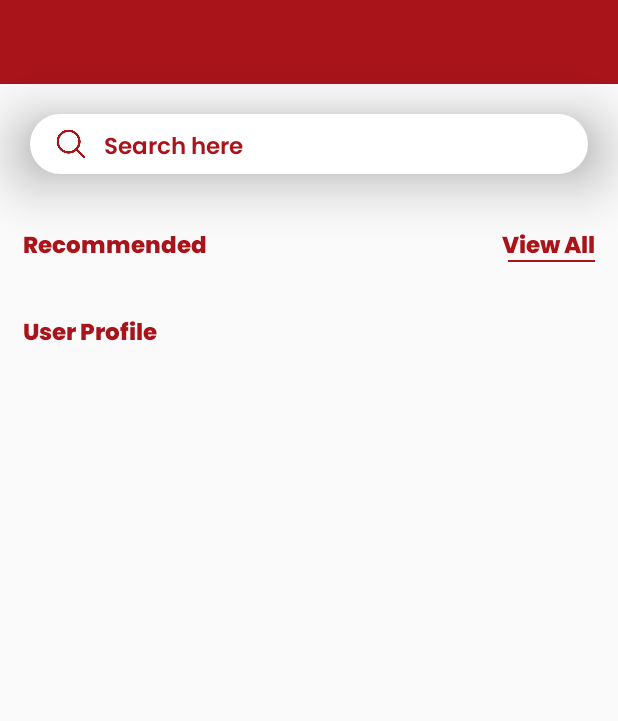
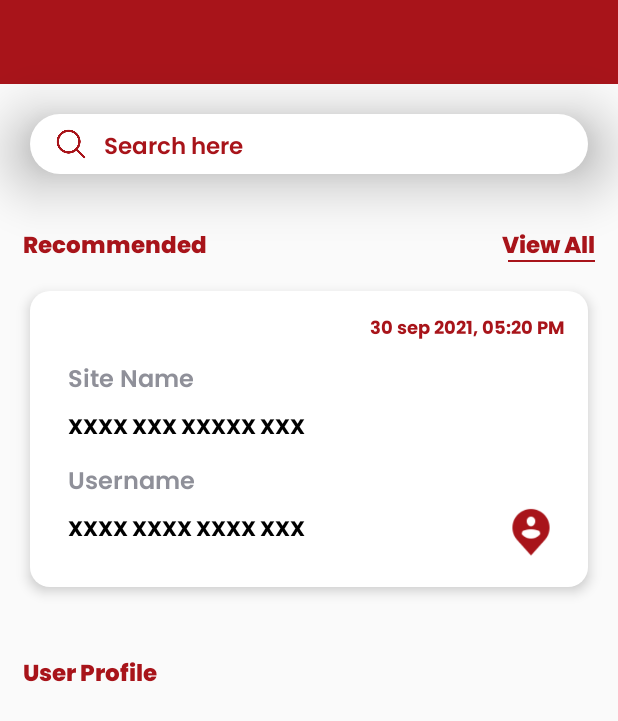
Before and after one commit to Scurra96/gk-application, an Android app: the AdminHomeActivity screen opened directly, with no data from a screen before it, on a phone screen of 412 x 824 dp. Shown: the top 721 px of the screen. Run offline under Robolectric (Android 15) with nearby library versions, the phone set to English and light mode, and no system bars; our stand-ins replace Firebase (no records; nobody signed in at launch, a user with empty details on screens opened directly); 4 statements that could not run were skipped.

Commit message:
GN added new commit

```diff
--- a/app/build.gradle
+++ b/app/build.gradle
@@ -20,7 +20,7 @@ android {
     buildTypes {
         release {
             minifyEnabled false
-            proguardFiles getDefaultProguardFile('proguard-android-optimize.txt'), 'proguard-rules.pro'
+//            proguardFiles getDefaultProguardFile('proguard-android-optimize.txt'), 'proguard-rules.pro'
         }
     }
     compileOptions {
@@ -43,6 +43,7 @@ dependencies {
     implementation 'androidx.navigation:navigation-ui:2.3.0'
     implementation 'androidx.legacy:legacy-support-v4:1.0.0'
     implementation 'com.google.firebase:firebase-database:20.0.2'
+
     testImplementation 'junit:junit:4.+'
     androidTestImplementation 'androidx.test.ext:junit:1.1.3'
     androidTestImplementation 'androidx.test.espresso:espresso-core:3.4.0'
--- /dev/null
+++ b/app/src/main/java/com/example/gk/adapter/SiteLocationAdapter.java
@@ -0,0 +1,60 @@
+package com.example.gk.adapter;
+
+import android.content.Context;
+import android.view.LayoutInflater;
+import android.view.View;
+import android.view.ViewGroup;
+import android.widget.TextView;
+
+import androidx.annotation.NonNull;
+import androidx.recyclerview.widget.RecyclerView;
+
+import com.example.gk.R;
+import com.example.gk.admin.AdminHomeActivity;
+import com.example.gk.model.SiteLocationModel;
+import com.example.gk.model.SiteModel;
+
+import java.util.ArrayList;
+
+public class SiteLocationAdapter extends RecyclerView.Adapter<SiteLocationAdapter.MyViewHolder> {
+
+    Context context;
+    ArrayList<SiteModel> siteModels;
+
+    public SiteLocationAdapter(Context context, ArrayList<SiteModel> siteModels) {
+        this.context = context;
+        this.siteModels = siteModels;
+    }
+
+    @NonNull
+    @Override
+    public MyViewHolder onCreateViewHolder(@NonNull ViewGroup parent, int viewType) {
+        View v = LayoutInflater.from(context).inflate(R.layout.layout_card_site_location,
+                parent,false);
+        return new MyViewHolder(v);
+    }
+
+    @Override
+    public void onBindViewHolder(@NonNull MyViewHolder holder, int position) {
+        SiteModel siteModel = siteModels.get(position);
+        holder.textView_dateAndTime.setText(siteModel.getDateAndTime());
+        holder.textView_siteLocation.setText(siteModel.getSiteLocation());
+        holder.textView_username.setText(siteModel.getUsername());
+
+    }
+
+    @Override
+    public int getItemCount() {
+        return 3;
+    }
+
+    public class MyViewHolder extends RecyclerView.ViewHolder {
+        TextView textView_dateAndTime,textView_siteLocation,textView_username;
+        public MyViewHolder(@NonNull View itemView) {
+            super(itemView);
+            textView_dateAndTime = itemView.findViewById(R.id.textView_dateAndTime);
+            textView_siteLocation = itemView.findViewById(R.id.textView_siteLocation);
+            textView_username = itemView.findViewById(R.id.textView_username);
+        }
+    }
+}
--- /dev/null
+++ b/app/src/main/java/com/example/gk/adapter/UserProfileAdapter.java
@@ -0,0 +1,59 @@
+package com.example.gk.adapter;
+
+import android.content.Context;
+import android.view.LayoutInflater;
+import android.view.View;
+import android.view.ViewGroup;
+import android.widget.TextView;
+
+import androidx.annotation.NonNull;
+import androidx.recyclerview.widget.RecyclerView;
+
+import com.example.gk.R;
+import com.example.gk.model.RegisteredModel;
+import com.example.gk.model.SiteModel;
+
+import java.util.ArrayList;
+
+public class UserProfileAdapter extends RecyclerView.Adapter<UserProfileAdapter.MyViewHolder> {
+
+    Context context;
+    ArrayList<RegisteredModel> registeredModels;
+
+    public UserProfileAdapter(Context context, ArrayList<RegisteredModel> registeredModels) {
+        this.context = context;
+        this.registeredModels = registeredModels;
+    }
+
+    @NonNull
+    @Override
+    public MyViewHolder onCreateViewHolder(@NonNull ViewGroup parent, int viewType) {
+        View v = LayoutInflater.from(context).inflate(R.layout.layout_card_user_profile,
+                parent,false);
+        return new UserProfileAdapter.MyViewHolder(v);
+    }
+
+    @Override
+    public void onBindViewHolder(@NonNull MyViewHolder holder, int position) {
+        RegisteredModel registeredModel = registeredModels.get(position);
+        holder.textView_username.setText(registeredModel.getUsername());
+        holder.textView_unique_id.setText(registeredModel.getEmailID());
+        char result = registeredModel.getUsername().charAt(0);
+        holder.textView_firstLetter.setText(String.valueOf(result));
+    }
+
+    @Override
+    public int getItemCount() {
+        return registeredModels.size();
+    }
+
+    public class MyViewHolder extends RecyclerView.ViewHolder {
+        TextView textView_firstLetter,textView_username,textView_unique_id;
+        public MyViewHolder(@NonNull View itemView) {
+            super(itemView);
+            textView_firstLetter = itemView.findViewById(R.id.textView_firstLetter);
+            textView_username = itemView.findViewById(R.id.textView_username);
+            textView_unique_id = itemView.findViewById(R.id.textView_unique_id);
+        }
+    }
+}
--- a/app/src/main/java/com/example/gk/admin/AdminHomeActivity.java
+++ b/app/src/main/java/com/example/gk/admin/AdminHomeActivity.java
@@ -1,16 +1,101 @@
 package com.example.gk.admin;
 
+import androidx.annotation.NonNull;
 import androidx.appcompat.app.AppCompatActivity;
+import androidx.recyclerview.widget.LinearLayoutManager;
+import androidx.recyclerview.widget.RecyclerView;
 
+import android.content.Intent;
 import android.os.Bundle;
+import android.view.View;
+import android.widget.TextView;
 
 import com.example.gk.R;
+import com.example.gk.adapter.SiteLocationAdapter;
+import com.example.gk.adapter.UserProfileAdapter;
+import com.example.gk.model.RegisteredModel;
+import com.example.gk.model.SiteLocationModel;
+import com.example.gk.model.SiteModel;
+import com.google.firebase.database.DataSnapshot;
+import com.google.firebase.database.DatabaseError;
+import com.google.firebase.database.DatabaseReference;
+import com.google.firebase.database.FirebaseDatabase;
+import com.google.firebase.database.ValueEventListener;
+
+import java.util.ArrayList;
 
 public class AdminHomeActivity extends AppCompatActivity {
 
-    @Override
+    RecyclerView recyclerView_siteLocation,recyclerView_userProfile;
+    TextView textView_viewAll;
+    DatabaseReference databaseReference;
+    ArrayList<SiteModel> siteModels;
+    ArrayList<RegisteredModel> registeredModels;
+    SiteLocationAdapter siteLocationAdapter;
+    UserProfileAdapter userProfileAdapter;
+
+        @Override
     protected void onCreate(Bundle savedInstanceState) {
-        super.onCreate(savedInstanceState);
-        setContentView(R.layout.activity_admin_home);
-    }
+            super.onCreate(savedInstanceState);
+            setContentView(R.layout.activity_admin_home);
+
+            siteModels = new ArrayList<>();
+            registeredModels = new ArrayList<>();
+
+        recyclerView_siteLocation = findViewById(R.id.recyclerView_siteLocation);
+        recyclerView_siteLocation.setHasFixedSize(true);
+        recyclerView_siteLocation.setLayoutManager(new
+                LinearLayoutManager(this, LinearLayoutManager.HORIZONTAL, true));
+
+        databaseReference = FirebaseDatabase.getInstance().getReference("SiteLocation");
+        databaseReference.addValueEventListener(new ValueEventListener() {
+            @Override
+            public void onDataChange(@NonNull DataSnapshot snapshot) {
+                siteModels.clear();
+                for(DataSnapshot dataSnapshot : snapshot.getChildren()){
+                    SiteModel siteModel = dataSnapshot.getValue(SiteModel.class);
+                    siteModels.add(siteModel);
+                }
+                siteLocationAdapter = new SiteLocationAdapter(getApplicationContext(),siteModels);
+                recyclerView_siteLocation.setAdapter(siteLocationAdapter);
+            }
+
+            @Override
+            public void onCancelled(@NonNull DatabaseError error) {
+
+            }
+        });
+
+        recyclerView_userProfile = findViewById(R.id.recyclerView_userProfile);
+        recyclerView_userProfile.setHasFixedSize(true);
+        recyclerView_userProfile.setLayoutManager(new LinearLayoutManager(this));
+        databaseReference = FirebaseDatabase.getInstance().getReference("RegisterDetails");
+        databaseReference.addValueEventListener(new ValueEventListener() {
+            @Override
+            public void onDataChange(@NonNull DataSnapshot snapshot) {
+                registeredModels.clear();
+                for(DataSnapshot dataSnapshot : snapshot.getChildren()){
+                    RegisteredModel registeredModel = dataSnapshot.getValue(RegisteredModel.class);
+                    registeredModels.add(registeredModel);
+                }
+                userProfileAdapter = new UserProfileAdapter(getApplicationContext(),registeredModels);
+                recyclerView_userProfile.setAdapter(userProfileAdapter);
+            }
+
+            @Override
+            public void onCancelled(@NonNull DatabaseError error) {
+
+            }
+        });
+        textView_viewAll = findViewById(R.id.textView_viewAll);
+
+        textView_viewAll.setOnClickListener(new View.OnClickListener() {
+            @Override
+            public void onClick(View v) {
+                Intent intent = new Intent(getApplicationContext(),ListOfSiteActivity.class);
+                startActivity(intent);
+                finish();
+            }
+        });
+        }
 }
--- a/app/src/main/res/layout/activity_admin_home.xml
+++ b/app/src/main/res/layout/activity_admin_home.xml
@@ -85,9 +85,9 @@
         <View
             android:layout_width="58dp"
             android:layout_height="1dp"
+            android:layout_below="@+id/textView_viewAll"
+            android:layout_alignParentEnd="true"
             android:layout_marginTop="-5dp"
-            android:layout_alignParentEnd="true"
-            android:layout_below="@+id/textView_viewAll"
             android:background="@color/logo_color" />
 
 
@@ -97,11 +97,8 @@
         android:id="@+id/recyclerView_siteLocation"
         android:layout_width="match_parent"
         android:layout_height="wrap_content"
-        android:layout_marginTop="15dp"
-        android:layout_marginStart="15dp"
-        android:layout_marginEnd="15dp"
-        android:layout_marginBottom="15dp"
-        android:layout_below="@+id/relativeLayout_viewAll"/>
+        android:layout_marginBottom="20dp"
+        android:layout_below="@+id/relativeLayout_viewAll" />
 
     <RelativeLayout
         android:id="@+id/relativeLayout_userProfile"
@@ -128,10 +125,10 @@
         android:id="@+id/recyclerView_userProfile"
         android:layout_width="match_parent"
         android:layout_height="wrap_content"
+        android:layout_below="@+id/relativeLayout_userProfile"
+        android:layout_marginStart="15dp"
         android:layout_marginTop="15dp"
-        android:layout_marginStart="15dp"
         android:layout_marginEnd="15dp"
-        android:layout_marginBottom="15dp"
-        android:layout_below="@+id/relativeLayout_userProfile"/>
+        android:layout_marginBottom="15dp" />
 
 </RelativeLayout>
--- a/app/src/main/res/layout/activity_login.xml
+++ b/app/src/main/res/layout/activity_login.xml
@@ -67,6 +67,7 @@
             app:startIconDrawable="@drawable/ic_baseline_lock">
 
             <com.google.android.material.textfield.TextInputEditText
+                android:id="@+id/editText_password"
                 android:layout_width="match_parent"
                 android:layout_height="wrap_content"
                 android:textSize="14sp"
--- a/app/src/main/res/layout/layout_card_site_location.xml
+++ b/app/src/main/res/layout/layout_card_site_location.xml
@@ -10,7 +10,8 @@
         android:layout_height="wrap_content"
         android:layout_marginTop="15sp"
         android:layout_marginStart="20dp"
-        android:elevation="25dp"
+        android:elevation=" 5dp"
+        android:layout_marginBottom="25dp"
         android:background="@drawable/rectangle_radius_corner_white"
         android:layout_marginEnd="20dp">
 
@@ -45,6 +46,7 @@
                 android:textSize="16sp" />
 
             <TextView
+                android:id="@+id/textView_siteLocation"
                 android:layout_width="match_parent"
                 android:layout_height="wrap_content"
                 android:textColor="@color/color_black"
@@ -75,6 +77,7 @@
                 android:textSize="16sp" />
 
             <TextView
+                android:id="@+id/textView_username"
                 android:layout_width="match_parent"
                 android:layout_height="wrap_content"
                 android:textColor="@color/color_black"
```
Also changed, not shown: app/src/main/java/com/example/gk/activity/LoginActivity.java (+21 -9 lines), app/src/main/java/com/example/gk/model/RegisteredModel.java (added, +34 -0 lines), app/src/main/java/com/example/gk/model/SiteModel.java (added, +29 -0 lines), app/src/main/java/com/example/gk/ui/attendance/AttendanceFragment.java (+20 -1 lines), app/src/main/res/layout/layout_card_user_profile.xml (+22 -17 lines).
